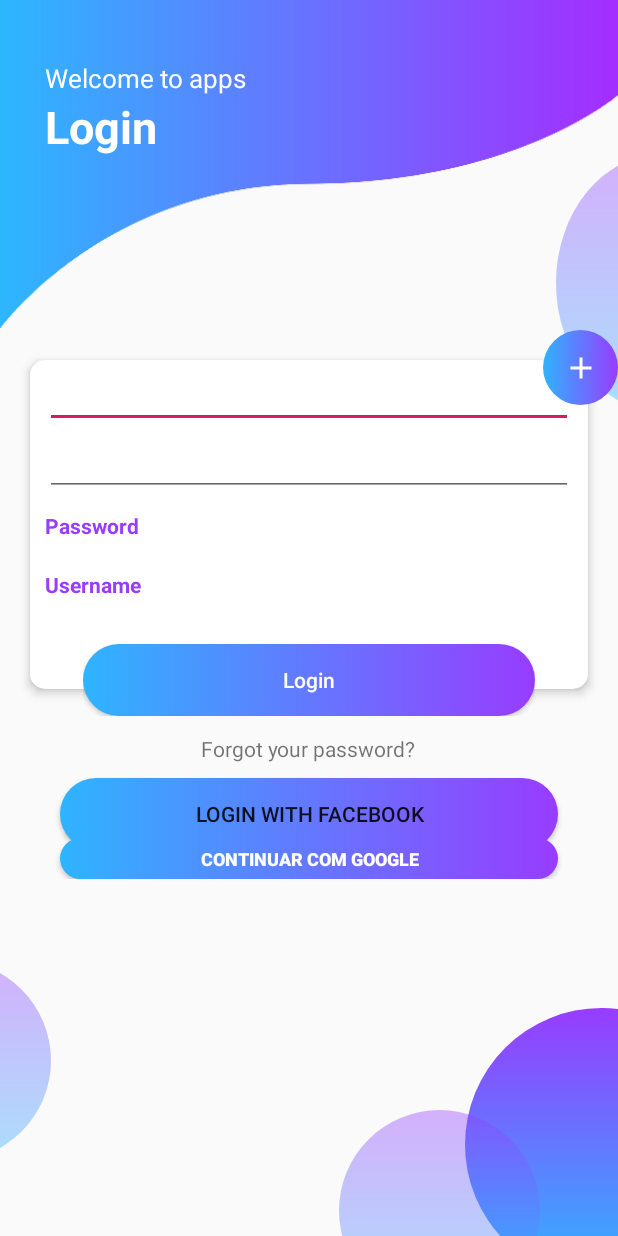
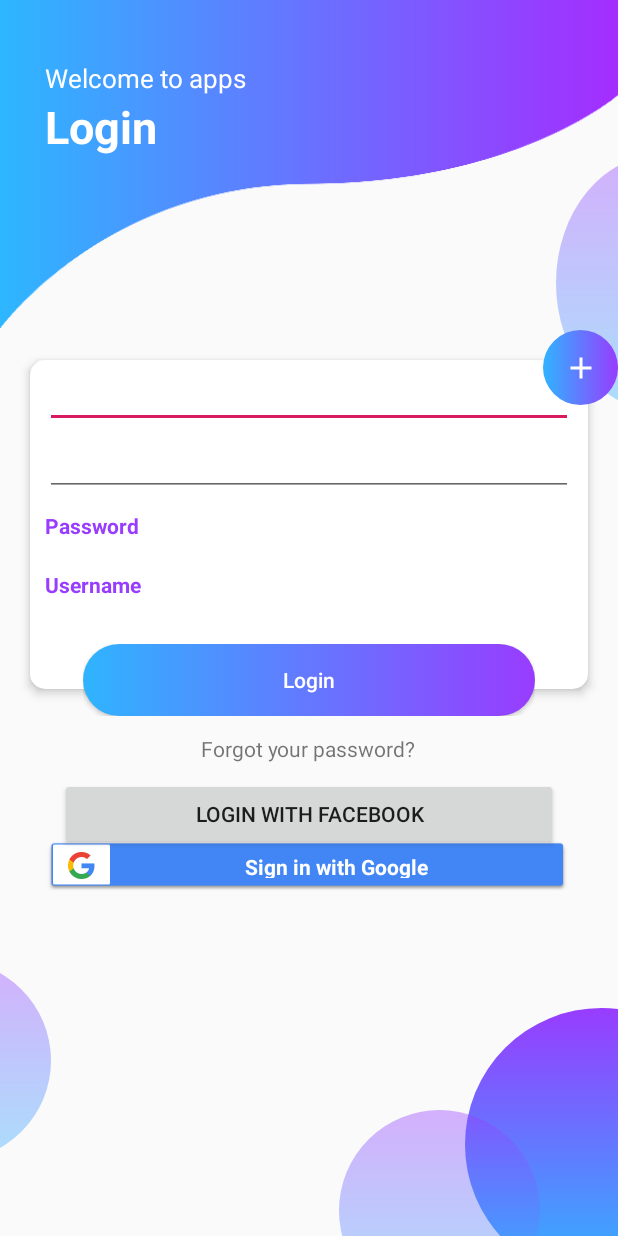
Before and after one commit to bhil3d/Corredor, an Android app: the screen it shows after launch (Tela_de_LougarActivity), on a phone screen of 412 x 824 dp. Run offline under Robolectric (Android 15) with nearby library versions, the light colour scheme and no system bars; our stand-ins replace Firebase (no records; nobody signed in at launch, a user with empty details on screens opened directly); libraries missing offline, so code that uses them is left out: com.facebook, com.facebook.login; plain views replace LoginButton; 5 statements that could not run were skipped.

Commit message:
finalizado Lougin com Google......

```diff
--- a/app/build.gradle
+++ b/app/build.gradle
@@ -43,7 +43,7 @@ dependencies {
 
     implementation 'com.facebook.android:facebook-android-sdk:4.42.0'
 
-   // implementation 'com.google.android.gms:play-services-auth:15.0.1'
+    implementation 'com.google.android.gms:play-services-auth:11.8.0'
 }
 
 //implementation 'com.google.android.gms:play-services-auth:15.0.1'
--- a/app/src/main/java/com/example/corredor/Activity/Tela_de_LougarActivity.java
+++ b/app/src/main/java/com/example/corredor/Activity/Tela_de_LougarActivity.java
@@ -2,9 +2,9 @@ package com.example.corredor.Activity;
 
 import android.content.Intent;
 import android.support.annotation.NonNull;
-import android.support.annotation.Nullable;
 import android.support.v7.app.AppCompatActivity;
 import android.os.Bundle;
+import android.support.v7.widget.CardView;
 import android.view.View;
 import android.widget.Button;
 import android.widget.EditText;
@@ -25,6 +25,8 @@ import com.google.android.gms.auth.api.signin.GoogleSignIn;
 import com.google.android.gms.auth.api.signin.GoogleSignInAccount;
 import com.google.android.gms.auth.api.signin.GoogleSignInClient;
 import com.google.android.gms.auth.api.signin.GoogleSignInOptions;
+import com.google.android.gms.common.SignInButton;
+import com.google.android.gms.common.api.ApiException;
 import com.google.android.gms.tasks.OnCompleteListener;
 import com.google.android.gms.tasks.Task;
 import com.google.firebase.auth.AuthCredential;
@@ -34,12 +36,10 @@ import com.google.firebase.auth.FirebaseAuth;
 import com.google.firebase.auth.FirebaseUser;
 import com.google.firebase.auth.GoogleAuthProvider;
 
-import java.util.Arrays;
-
-public class Tela_de_LougarActivity extends AppCompatActivity  {
+public class Tela_de_LougarActivity extends AppCompatActivity implements View.OnClickListener {
 
     private LoginButton facebookLoginButton;
-    private Button logGoogle;
+    private SignInButton logGoogle;
     private EditText email;
     private EditText senha;
     private Button lougar;
@@ -55,9 +55,18 @@ public class Tela_de_LougarActivity extends AppCompatActivity  {
         super.onCreate(savedInstanceState);
         setContentView(R.layout.tela_de__lougaractivity_);
 
-        autenticacao = ConfiguracaoFirebase.getFirebaseAutenticacao();
+        logGoogle = (SignInButton) findViewById(R.id.cardView_LoginGoogle);
+        logGoogle.setOnClickListener(this);
+        logGoogle.setSize(SignInButton.SIZE_WIDE);
+
+        logGoogle.setColorScheme(SignInButton.COLOR_DARK);
+
         autenticacao = FirebaseAuth.getInstance();
+
+    //    autenticacao = ConfiguracaoFirebase.getFirebaseAutenticacao();
+
         callbackManager = CallbackManager.Factory.create();
+
 
         ////facebook/////
         inicializarComponentes();
@@ -103,16 +112,28 @@ public class Tela_de_LougarActivity extends AppCompatActivity  {
                             "Preencha o e-mail!",
                             Toast.LENGTH_SHORT).show();
                 }
-
             }
         });
 
+    }
 
+    /////////////////////////Click..google..////////////////////////////////////////////////////////////
 
+    @Override
+    public void onClick(View v) {
 
+        switch (v.getId()){
 
+            case R.id.cardView_LoginGoogle:
+                signInGoogle();
+
+                break;
+
+        }
 
     }
+
+/////////////////////////Click..google..////////////////////////////////////////////////////////////
 
     /////////////metodo de click////////////////////////////////////////////////////////////////////
 
@@ -150,36 +171,8 @@ if(accont ==null){
 
     }
 
-    private void adicionarContaGoogleaoFirebase(GoogleSignInAccount acct) {
 
-
-        AuthCredential credential = GoogleAuthProvider.getCredential(acct.getIdToken(), null);
-
-        autenticacao.signInWithCredential(credential)
-                .addOnCompleteListener(this, new OnCompleteListener<AuthResult>() {
-                    @Override
-                    public void onComplete(@NonNull Task<AuthResult> task) {
-
-                        if (task.isSuccessful()) {
-
-                            finish();
-                            startActivity(new Intent(getBaseContext(),Tela_Menu_Principal.class));
-
-                        } else {
-
-                            String resultado = task.getException().toString();
-
-                            Util2.opcoesErro(getBaseContext(),resultado);
-
-                        }
-
-                        // ...
-                    }
-                });
-    }
-
-
-/* @Override
+    @Override
     protected void onActivityResult(int requestCode, int resultCode, Intent data) {
 
         callbackManager.onActivityResult(requestCode, resultCode, data);
@@ -211,7 +204,38 @@ if(accont ==null){
 
     }
 
-*/
+    private void adicionarContaGoogleaoFirebase(GoogleSignInAccount acct) {
+
+
+        AuthCredential credential = GoogleAuthProvider.getCredential(acct.getIdToken(), null);
+
+        autenticacao.signInWithCredential(credential)
+                .addOnCompleteListener(this, new OnCompleteListener<AuthResult>() {
+                    @Override
+                    public void onComplete(@NonNull Task<AuthResult> task) {
+
+                        if (task.isSuccessful()) {
+
+                            finish();
+                            startActivity(new Intent(getBaseContext(),Tela_Menu_Principal.class));
+
+                        } else {
+
+                            String resultado = task.getException().toString();
+
+                            Util2.opcoesErro(getBaseContext(),resultado);
+
+                        }
+
+                        // ...
+                    }
+                });
+    }
+
+
+
+
+
     ///////////////////////////////////FACEBOOK/////////////////////////////////////////////////////////////
 
 
@@ -283,12 +307,7 @@ if(accont ==null){
 
     }
 
-    @Override
-    protected void onActivityResult(int requestCode, int resultCode, @Nullable Intent data) {
-        super.onActivityResult(requestCode, resultCode, data);
-        callbackManager.onActivityResult(requestCode,resultCode,data);
 
-    }
 
 
 
@@ -377,7 +396,7 @@ if(accont ==null){
         email = findViewById(R.id.editetnome);
         senha = findViewById(R.id.editeSenha);
         lougar = findViewById(R.id.butaolougar);
-        logGoogle = (Button) findViewById(R.id.login_google);
+
 
 
 
@@ -415,5 +434,4 @@ if(accont ==null){
     }
 
 
-
 }
--- a/app/src/main/res/layout/tela_de__lougaractivity_.xml
+++ b/app/src/main/res/layout/tela_de__lougaractivity_.xml
@@ -202,29 +202,20 @@
                 android:layout_marginLeft="20dp"
                 android:layout_marginTop="10dp"
                 android:layout_marginRight="20dp"
-                android:background="@drawable/bg_ui"
                 android:paddingLeft="20dp"
                 android:paddingRight="20dp"
                 android:text="LOGIN WITH FACEBOOK" />
 
-            <Button
-                android:id="@+id/login_google"
-                android:layout_width="match_parent"
-                android:layout_height="27dp"
+            <com.google.android.gms.common.SignInButton
+                android:id="@+id/cardView_LoginGoogle"
+                android:layout_width="350dp"
+                android:layout_height="35dp"
                 android:layout_below="@+id/tvForgot"
-                android:layout_alignLeft="@+id/cv"
-                android:layout_alignRight="@+id/cv"
-                android:layout_marginLeft="20dp"
+                android:layout_marginLeft="30dp"
                 android:layout_marginTop="50dp"
-                android:layout_marginRight="20dp"
-                android:background="@drawable/bg_ui"
-                android:paddingLeft="20dp"
-                android:paddingRight="20dp"
+                android:layout_marginRight="10dp"
+               />
 
-                android:text="Continuar com Google"
-                android:textColor="#FFFFFF"
-                android:textSize="12sp"
-                android:textStyle="bold" />
         </RelativeLayout>
 
     </ScrollView>
```
Also changed, not shown: app/src/main/java/com/example/corredor/Activity/Tela_Menu_Principal.java (+32 -8 lines).
